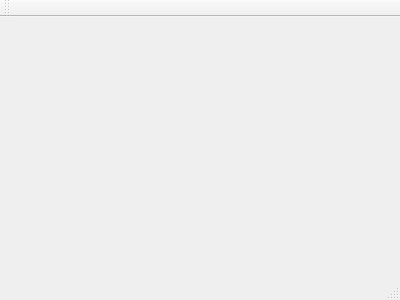
Above: mainwindow.ui from ThKattanek/fg_ae20125 before the change. Below: the same form after it.
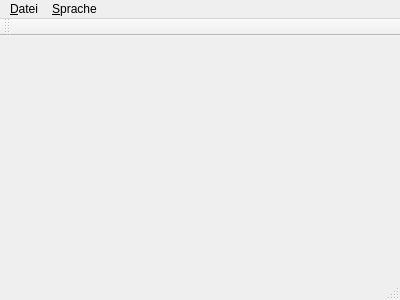
That is the form after the change.

Commit message: - Lokalisierung erstellt - Vorbereitung für "make install" in PRO Datei

```diff
--- a/mainwindow.ui
+++ b/mainwindow.ui
@@ -12,13 +12,46 @@
   <property name="windowTitle" >
    <string>MainWindow</string>
   </property>
-  <widget class="QMenuBar" name="menuBar" />
-  <widget class="QToolBar" name="mainToolBar" />
-  <widget class="QWidget" name="centralWidget" />
-  <widget class="QStatusBar" name="statusBar" />
+  <widget class="QWidget" name="centralWidget"/>
+  <widget class="QMenuBar" name="menuBar">
+   <property name="geometry">
+    <rect>
+     <x>0</x>
+     <y>0</y>
+     <width>400</width>
+     <height>16</height>
+    </rect>
+   </property>
+   <widget class="QMenu" name="menu_Dateu">
+    <property name="title">
+     <string>&amp;Datei</string>
+    </property>
+    <addaction name="action_Beeden"/>
+   </widget>
+   <widget class="QMenu" name="menu_Sprache">
+    <property name="title">
+     <string>&amp;Sprache</string>
+    </property>
+   </widget>
+   <addaction name="menu_Dateu"/>
+   <addaction name="menu_Sprache"/>
+  </widget>
+  <widget class="QToolBar" name="mainToolBar">
+   <attribute name="toolBarArea">
+    <enum>TopToolBarArea</enum>
+   </attribute>
+   <attribute name="toolBarBreak">
+    <bool>false</bool>
+   </attribute>
+  </widget>
+  <widget class="QStatusBar" name="statusBar"/>
+  <action name="action_Beeden">
+   <property name="text">
+    <string>&amp;Beeden</string>
+   </property>
+  </action>
  </widget>
- <layoutDefault spacing="6" margin="11" />
- <pixmapfunction></pixmapfunction>
+ <layoutdefault spacing="6" margin="11"/>
  <resources/>
  <connections/>
 </ui>
```
Left out of the diff: 9 changed lines with no effect on the pictures. The commit also changes 8 other files.
